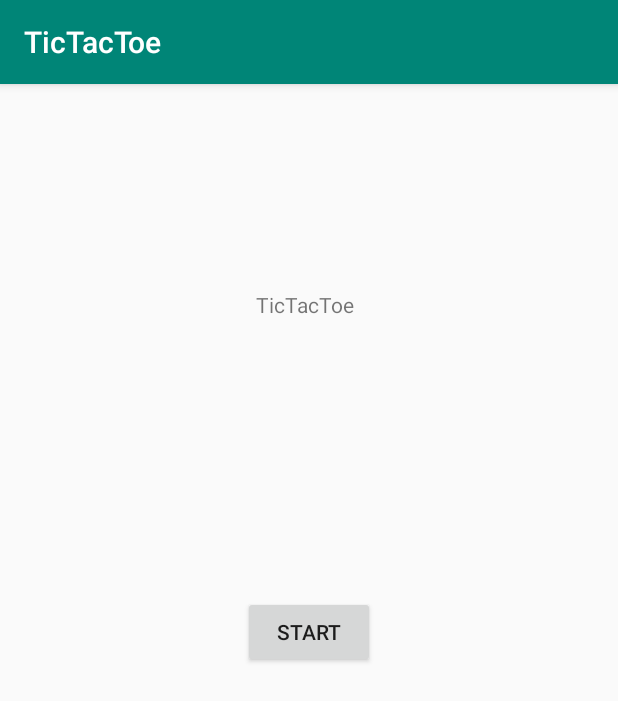
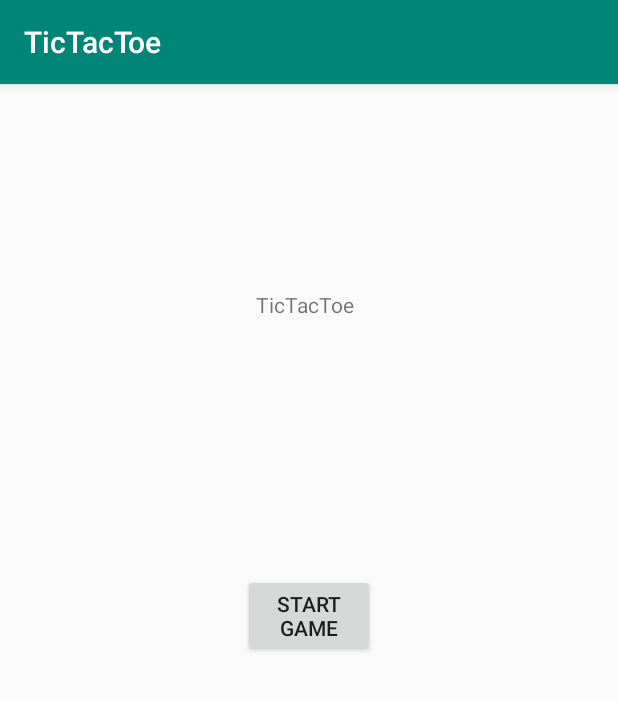
Before and after one commit to dmccann3/CS125FinalProject.TicTacToe, an Android app: the screen it shows after launch (MainActivity), on a phone screen of 412 x 824 dp. Shown: the top 701 px of the screen. Run offline under Robolectric (Android 15) with nearby library versions, the phone set to English and light mode, and no system bars.

Commit message:
Start Button / Enter game1

```diff
--- a/app/src/main/res/layout/activity_main.xml
+++ b/app/src/main/res/layout/activity_main.xml
@@ -29,11 +29,13 @@
         android:layout_marginRight="162dp"
         android:layout_marginBottom="364dp"
         android:onClick="startGame"
-        android:text="Start"
+        android:text="Start Game"
         app:layout_constraintBottom_toBottomOf="parent"
         app:layout_constraintEnd_toEndOf="parent"
+        app:layout_constraintHorizontal_bias="1.0"
         app:layout_constraintStart_toStartOf="parent"
         app:layout_constraintTop_toBottomOf="@+id/textView"
-        tools:text="Start" />
+        app:layout_constraintVertical_bias="0.0"
+        tools:text="Start Game" />
 
 </androidx.constraintlayout.widget.ConstraintLayout>
```
